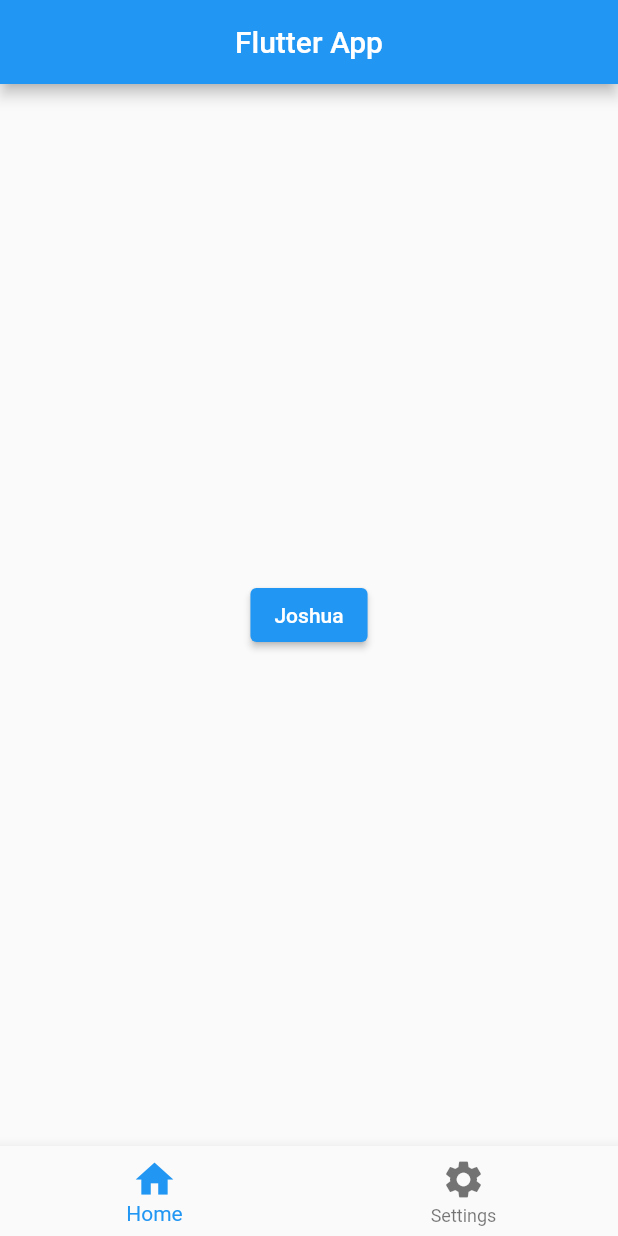
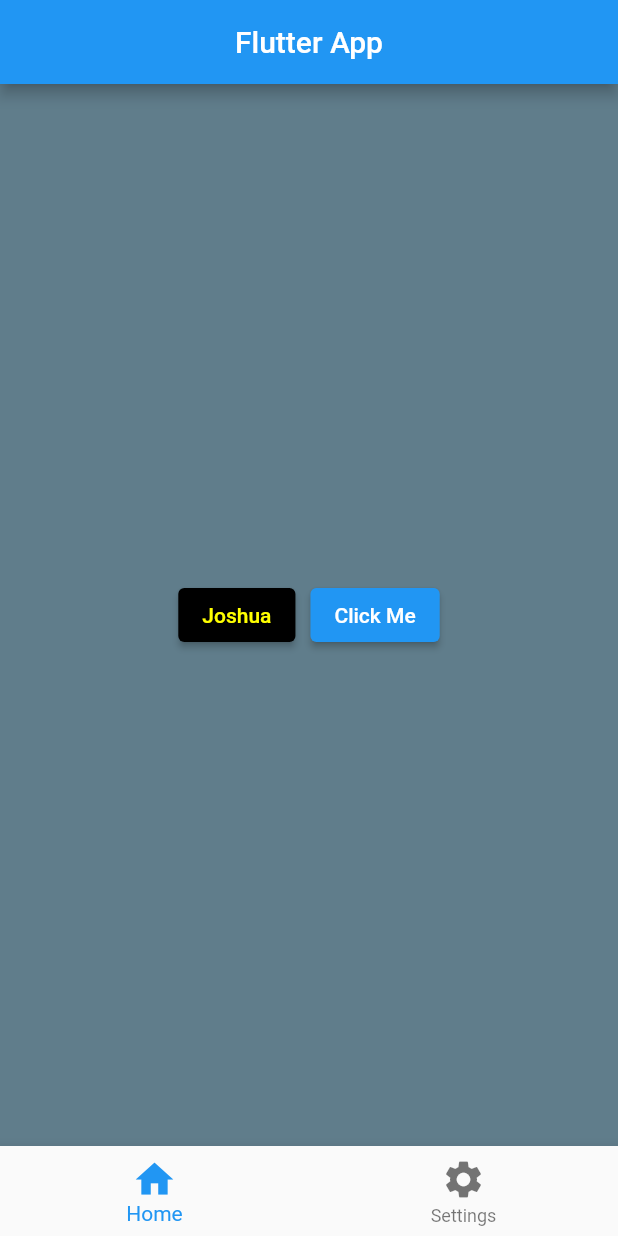
Before and after one commit to JoshBiong/flutter_basics, a Flutter app: the screen it shows after launch, on a phone screen of 412 x 824 dp. Run offline on Flutter 3.47's test engine with Material 2 defaults, Android fonts, the phone set to English and light mode, and no system bars.

Commit message:
changing container color base on onTap index

```diff
--- a/lib/main.dart
+++ b/lib/main.dart
@@ -10,11 +10,10 @@ class MyApp extends StatefulWidget {
   @override
   State<MyApp> createState() => _MyAppState();
 }
+
 class _MyAppState extends State<MyApp> {
-
   String buttomName = 'Joshua';
   int currentIndex = 0;
-
 
   @override
   Widget build(BuildContext context) {
@@ -27,18 +26,40 @@ int currentIndex = 0;
           ),
         ),
         body: Center(
-          child: ElevatedButton(
+          child: currentIndex == 0
+              ? Container(
+                  color: Colors.blueGrey,
+                  height: double.infinity,
+                  child: Row(
+                    mainAxisAlignment: MainAxisAlignment.center,
+                    crossAxisAlignment: CrossAxisAlignment.center,
+                    children: [
+                      ElevatedButton(
+                        style: ElevatedButton.styleFrom(
+                            backgroundColor: Colors.black,
+                            foregroundColor: Colors.yellowAccent),
+                        onPressed: () {},
+                        child: Text(buttomName),
+                      ),
+                      const SizedBox(
+                        width: 10,
+                      ),
+                      ElevatedButton(
                         onPressed: () {
                           setState(() {
-              if(buttomName == 'Joshua'){
-                buttomName= 'Jean Marie';
-              }else{
-                buttomName= 'Joshua';
+                            if (buttomName == 'Joshua') {
+                              buttomName = 'Jean Marie';
+                            } else {
+                              buttomName = 'Joshua';
                             }
                           });
                         },
-            child: Text(buttomName),
+                        child: const Text('Click Me'),
+                      )
+                    ],
                   ),
+                )
+              : const SizedBox(),
         ),
 
         //bottom navigation bar
@@ -46,22 +67,21 @@ int currentIndex = 0;
           items: const [
             BottomNavigationBarItem(
               label: 'Home',
-              icon: Icon(Icons.home,  size: 30),
+              icon: Icon(Icons.home, size: 30),
             ),
-
             BottomNavigationBarItem(
               label: 'Settings',
-              icon: Icon(Icons.settings,size: 30),
+              icon: Icon(Icons.settings, size: 30),
             ),
           ],
           currentIndex: currentIndex,
-          onTap: (int index){
-            setState(() {
+          onTap: (int index) {
+            setState(
+              () {
                 currentIndex = index;
-            });
-
               },
-
+            );
+          },
         ),
       ),
     );
```
Also changed, not shown: 1 other file. Lines whose indentation alone changed are shown as unchanged.
